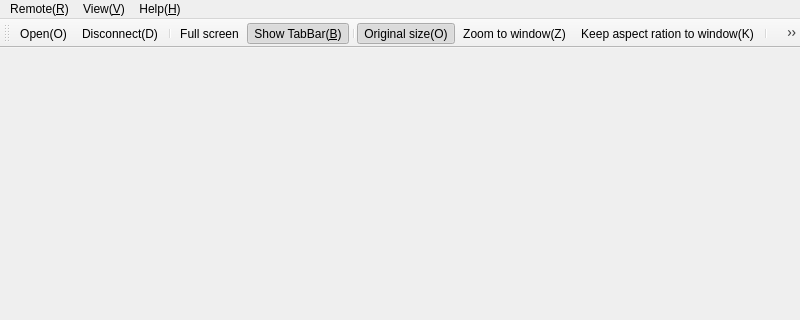
Qt form App/Viewer/mainwindow.ui (KangLin/RabbitRemoteControl) before a commit; both pictures show x 0 to 800 and y 0 to 320 of the 800 by 600 pixel window.
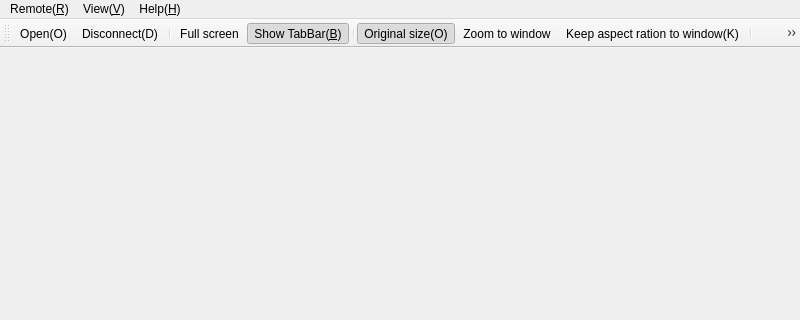
The same form after that commit. Icons and pictures are not drawn.

```diff
--- a/App/Viewer/mainwindow.ui
+++ b/App/Viewer/mainwindow.ui
@@ -227,6 +227,9 @@
    <property name="text">
     <string>Zoom to window(&amp;Z)</string>
    </property>
+   <property name="iconText">
+    <string>Zoom to window</string>
+   </property>
    <property name="toolTip">
     <string>Zoom to windows</string>
    </property>
```
Left out of the diff: 4 changed lines with no effect on the pictures.
